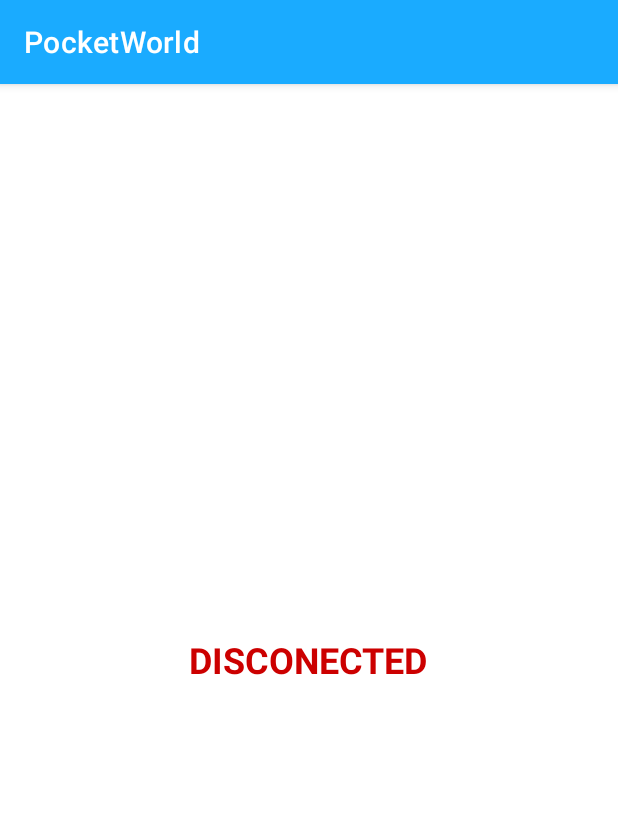
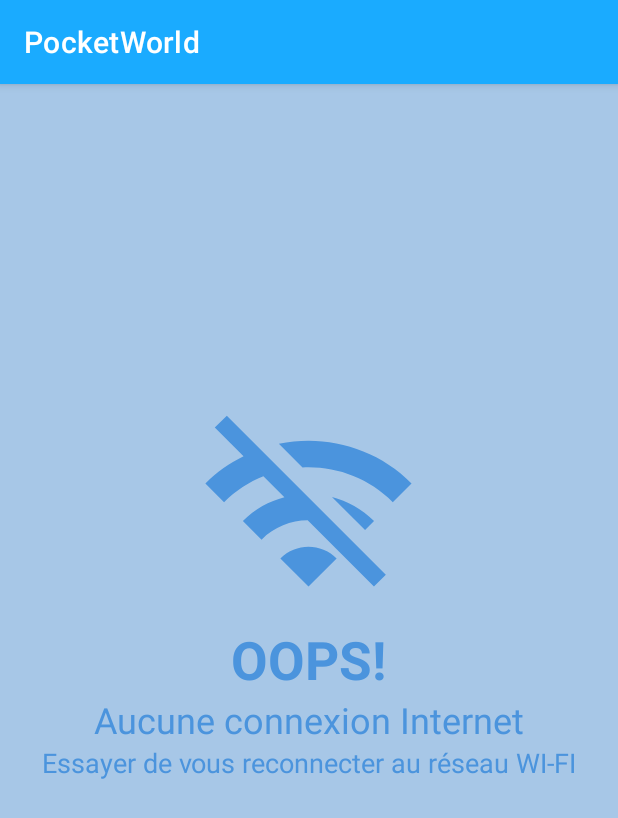
Before and after one commit to hippot02/Dictiopocket, an Android app: the WifiActivity screen opened directly, with no data from a screen before it, on a phone screen of 412 x 824 dp. Shown: the top 818 px of the screen. Run offline under Robolectric (Android 15) with nearby library versions, the phone set to English and light mode, and no system bars.

Commit message:
Background color

```diff
--- a/app/src/main/java/com/example/dictiopocket/NetworkConnection.java
+++ b/app/src/main/java/com/example/dictiopocket/NetworkConnection.java
@@ -56,14 +56,14 @@ public class NetworkConnection extends ConnectivityManager.NetworkCallback {
 
     private void checkWifiConnection() {
         if (isConnectedToWifi()) {
-            Toast.makeText(context, "Connected to Wi-Fi", Toast.LENGTH_SHORT).show();
             if(wifi == false) {
+                Toast.makeText(context, "Connecté au WIFI", Toast.LENGTH_SHORT).show();
                 Intent i = new Intent(context, HomeActivity.class);
                 context.startActivity(i);
             }
         } else {
             wifi = false;
-            Toast.makeText(context, "Not connected to Wi-Fi", Toast.LENGTH_SHORT).show();
+            Toast.makeText(context, "Problème de connexion", Toast.LENGTH_SHORT).show();
             Intent i = new Intent(context, WifiActivity.class);
             context.startActivity(i);
         }
--- /dev/null
+++ b/app/src/main/res/drawable/baseline_wifi_off_24.xml
@@ -0,0 +1,5 @@
+<vector android:height="24dp" android:tint="#000000"
+    android:viewportHeight="24" android:viewportWidth="24"
+    android:width="24dp" xmlns:android="http://schemas.android.com/apk/res/android">
+    <path android:fillColor="@android:color/white" android:pathData="M22.99,9C19.15,5.16 13.8,3.76 8.84,4.78l2.52,2.52c3.47,-0.17 6.99,1.05 9.63,3.7l2,-2zM18.99,13c-1.29,-1.29 -2.84,-2.13 -4.49,-2.56l3.53,3.53 0.96,-0.97zM2,3.05L5.07,6.1C3.6,6.82 2.22,7.78 1,9l1.99,2c1.24,-1.24 2.67,-2.16 4.2,-2.77l2.24,2.24C7.81,10.89 6.27,11.73 5,13v0.01L6.99,15c1.36,-1.36 3.14,-2.04 4.92,-2.06L18.98,20l1.27,-1.26L3.29,1.79 2,3.05zM9,17l3,3 3,-3c-1.65,-1.66 -4.34,-1.66 -6,0z"/>
+</vector>
--- a/app/src/main/res/layout/activity_home.xml
+++ b/app/src/main/res/layout/activity_home.xml
@@ -1,7 +1,8 @@
 <?xml version="1.0" encoding="utf-8"?>
 <androidx.constraintlayout.widget.ConstraintLayout xmlns:android="http://schemas.android.com/apk/res/android"
     android:layout_width="match_parent"
-    android:layout_height="match_parent">
+    android:layout_height="match_parent"
+    android:background="@color/background">>
     <include layout="@layout/toolbar"/>
 
     <RelativeLayout
--- a/app/src/main/res/layout/activity_main.xml
+++ b/app/src/main/res/layout/activity_main.xml
@@ -1,7 +1,8 @@
 <?xml version="1.0" encoding="utf-8"?>
 <androidx.constraintlayout.widget.ConstraintLayout xmlns:android="http://schemas.android.com/apk/res/android"
     android:layout_width="match_parent"
-    android:layout_height="match_parent">
+    android:layout_height="match_parent"
+    android:background="@color/background">>
     <include layout="@layout/toolbar"/>
 
     <RelativeLayout
--- a/app/src/main/res/layout/activity_network_error.xml
+++ b/app/src/main/res/layout/activity_network_error.xml
@@ -1,11 +1,21 @@
 <?xml version="1.0" encoding="utf-8"?>
 <androidx.constraintlayout.widget.ConstraintLayout xmlns:android="http://schemas.android.com/apk/res/android"
+    xmlns:app="http://schemas.android.com/apk/res-auto"
     android:layout_width="match_parent"
-    android:layout_height="match_parent">
+    android:layout_height="match_parent"
+    android:background="@color/background">
 
     <RelativeLayout
         android:layout_width="match_parent"
         android:layout_height="match_parent">
+
+    <ImageView
+        android:layout_width="150dp"
+        android:layout_height="150dp"
+        android:src="@drawable/baseline_wifi_off_24"
+        android:layout_above="@+id/wifi"
+        android:layout_centerHorizontal="true"
+        app:tint="@color/wifi" />
 
     <TextView
         android:id="@+id/wifi"
@@ -13,11 +23,31 @@
         android:layout_height="wrap_content"
         android:layout_centerHorizontal="true"
         android:layout_centerVertical="true"
-        android:text="DISCONECTED"
+        android:text="OOPS!"
         android:textAllCaps="true"
-        android:textColor="@android:color/holo_red_dark"
+        android:textColor="@color/wifi"
         android:textStyle="bold"
-        android:textSize="24dp"/>
+        android:textSize="35dp"/>
+
+        <TextView
+            android:id="@+id/erreur"
+            android:layout_width="wrap_content"
+            android:layout_height="wrap_content"
+            android:layout_centerHorizontal="true"
+            android:layout_below="@+id/wifi"
+            android:text="Aucune connexion Internet"
+            android:textColor="@color/wifi"
+            android:textSize="24dp"/>
+
+        <TextView
+            android:id="@+id/msg"
+            android:layout_width="wrap_content"
+            android:layout_height="wrap_content"
+            android:layout_centerHorizontal="true"
+            android:layout_below="@+id/erreur"
+            android:text="Essayer de vous reconnecter au réseau WI-FI"
+            android:textColor="@color/wifi"
+            android:textSize="18dp"/>
 
 
 
--- a/app/src/main/res/layout/activity_quiz.xml
+++ b/app/src/main/res/layout/activity_quiz.xml
@@ -1,7 +1,8 @@
 <androidx.constraintlayout.widget.ConstraintLayout xmlns:android="http://schemas.android.com/apk/res/android"
     xmlns:tools="http://schemas.android.com/tools"
     android:layout_width="match_parent"
-    android:layout_height="match_parent">
+    android:layout_height="match_parent"
+    android:background="@color/background">>
     <include layout="@layout/toolbar"/>
 
     <RelativeLayout
--- a/app/src/main/res/layout/popup_template.xml
+++ b/app/src/main/res/layout/popup_template.xml
@@ -3,7 +3,8 @@
     android:orientation="vertical"
     android:gravity="center"
     android:layout_width="match_parent"
-    android:layout_height="match_parent">
+    android:layout_height="match_parent"
+    android:background="@color/wifi">>
 
     <TextView
         android:id="@+id/title"
--- a/app/src/main/res/values/colors.xml
+++ b/app/src/main/res/values/colors.xml
@@ -9,4 +9,6 @@
     <color name="white">#FFFFFFFF</color>
     <color name="blueperso">#1aabff</color>
     <color name="dark_gray">#4d4f4a</color>
+    <color name="background">#A7C7E7</color>
+    <color name="wifi">#4b94dd</color>
 </resources>
```
